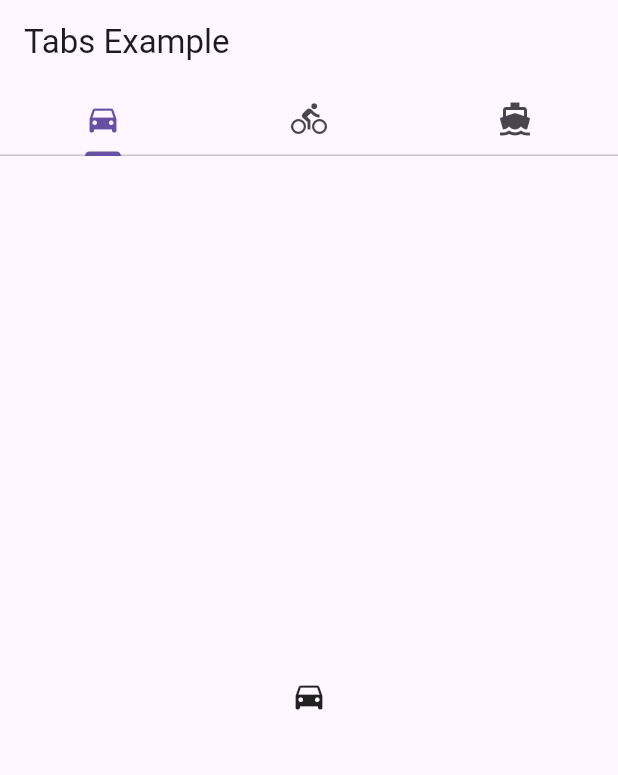
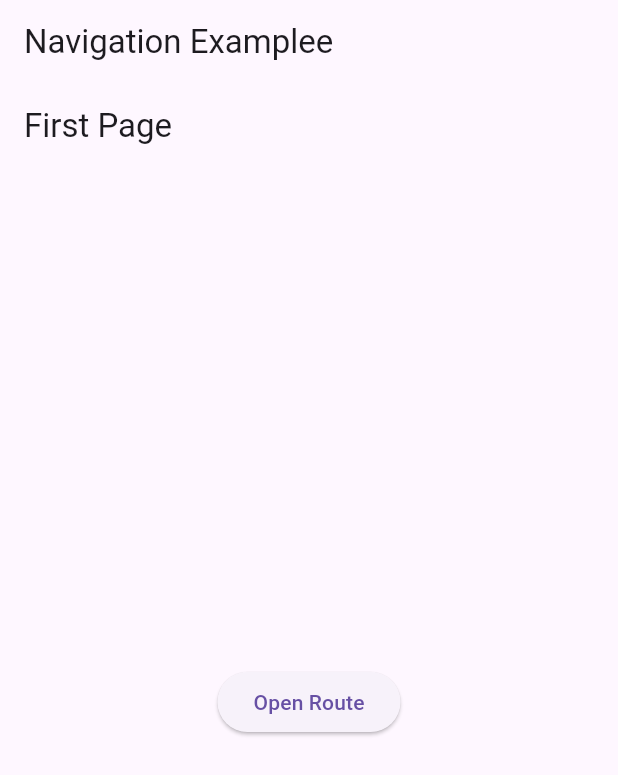
Before and after one commit to namtrungit/FlutterStudyTrungbn, a Flutter app: the screen it shows after launch, on a phone screen of 412 x 824 dp. Shown: the top 775 px of the screen. Run offline on Flutter 3.47's test engine with Material 3 defaults, Android fonts, the phone set to English and light mode, and no system bars; our stand-ins replace transparent_image, video_player.

```diff
--- a/lib/main.dart
+++ b/lib/main.dart
@@ -1,6 +1,6 @@
 import 'package:flutter/material.dart';
-import 'widgets/tabs_example.dart';
+import 'widgets/navigation_example.dart';
 
 void main() {
-  runApp(const MaterialApp(home: TabsExample()));
+  runApp(const MaterialApp(home: NavigationExample()));
 }
--- /dev/null
+++ b/lib/widgets/navigation_example.dart
@@ -0,0 +1,58 @@
+import 'package:flutter/material.dart';
+
+class NavigationExample extends StatelessWidget {
+  const NavigationExample({super.key});
+
+  @override
+  Widget build(BuildContext context) {
+    return Scaffold(
+      appBar: AppBar(title: const Text('Navigation Examplee')),
+      body: FirstPage(),
+    );
+  }
+}
+
+class FirstPage extends StatelessWidget {
+  const FirstPage({super.key});
+
+  @override
+  Widget build(BuildContext context) {
+    return Scaffold(
+      appBar: AppBar(title: const Text('First Page')),
+      body: Center(
+        child: ElevatedButton(
+          onPressed: () {
+            Navigator.push(
+              context,
+              MaterialPageRoute(
+                builder: (context) {
+                  return SecondPage();
+                },
+              ),
+            );
+          },
+          child: const Text('Open Route'),
+        ),
+      ),
+    );
+  }
+}
+
+class SecondPage extends StatelessWidget {
+  const SecondPage({super.key});
+
+  @override
+  Widget build(BuildContext context) {
+    return Scaffold(
+      appBar: AppBar(title: const Text('Second Page')),
+      body: Center(
+        child: ElevatedButton(
+          onPressed: () {
+            Navigator.pop(context);
+          },
+          child: const Text('hehe'),
+        ),
+      ),
+    );
+  }
+}
```
